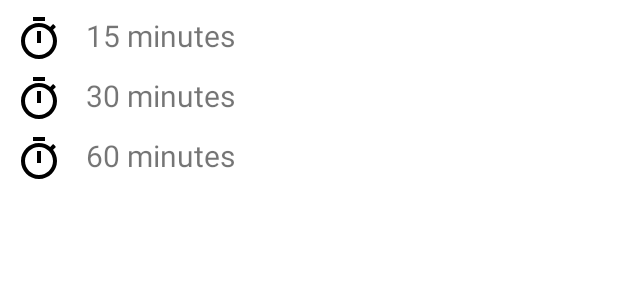
After one commit to TheSalimi/MusicPlayer, an Android app: the layout bottom_sheet_dialog.xml on its own in the app's theme, with its tools: preview values and no code run, on a phone screen of 412 x 824 dp. The commit adds this screen. Shown: the top 300 px of the screen. Run offline under Robolectric (Android 15) with nearby library versions, the phone set to English and light mode, and no system bars.

Commit message:
Bottom sheet dialog

```diff
--- a/app/src/main/java/com/example/musicplayer/PlayerActivity.kt
+++ b/app/src/main/java/com/example/musicplayer/PlayerActivity.kt
@@ -18,7 +18,9 @@ import androidx.core.app.ServiceCompat
 import androidx.core.content.ContextCompat
 import com.bumptech.glide.Glide
 import com.example.musicplayer.databinding.ActivityPlayerBinding
+import com.google.android.material.bottomsheet.BottomSheetDialog
 import kotlinx.android.synthetic.main.activity_player.*
+import kotlinx.android.synthetic.main.bottom_sheet_dialog.*
 
 class PlayerActivity : AppCompatActivity(), ServiceConnection, MediaPlayer.OnCompletionListener {
 
@@ -74,9 +76,13 @@ class PlayerActivity : AppCompatActivity(), ServiceConnection, MediaPlayer.OnCom
         equalizer.setOnClickListener {
             setEqualizer()
         }
+
+        timer.setOnClickListener {
+            showBottomSheetDialog()
+        }
     }
 
-    private fun setEqualizer(){
+    private fun setEqualizer() {
         try {
             val EqIntent = Intent(AudioEffect.ACTION_DISPLAY_AUDIO_EFFECT_CONTROL_PANEL)
             EqIntent.putExtra(
@@ -205,7 +211,24 @@ class PlayerActivity : AppCompatActivity(), ServiceConnection, MediaPlayer.OnCom
 
     override fun onActivityResult(requestCode: Int, resultCode: Int, data: Intent?) {
         super.onActivityResult(requestCode, resultCode, data)
-        if(requestCode ==13 || resultCode == RESULT_OK)
+        if (requestCode == 13 || resultCode == RESULT_OK)
             return
     }
+
+    private fun showBottomSheetDialog() {
+        val dialog = BottomSheetDialog(this)
+        dialog.setContentView(R.layout.bottom_sheet_dialog)
+        dialog.show()
+        dialog.min15.setOnClickListener {
+            Toast.makeText(this, "Music will stop after 15 minutes", Toast.LENGTH_SHORT).show()
+        }
+
+        dialog.min30.setOnClickListener {
+            Toast.makeText(this, "Music will stop after 30 minutes", Toast.LENGTH_SHORT).show()
+        }
+
+        dialog.min60.setOnClickListener {
+            Toast.makeText(this, "Music will stop after 60 minutes", Toast.LENGTH_SHORT).show()
+        }
+    }
 }
--- /dev/null
+++ b/app/src/main/res/layout/bottom_sheet_dialog.xml
@@ -0,0 +1,66 @@
+<?xml version="1.0" encoding="utf-8"?>
+<LinearLayout xmlns:android="http://schemas.android.com/apk/res/android"
+    android:orientation="vertical"
+    android:layout_width="match_parent"
+    android:layout_height="wrap_content"
+    android:layout_margin="10dp"
+    >
+
+    <LinearLayout
+        android:id="@+id/min15"
+        android:layout_width="match_parent"
+        android:layout_height="wrap_content"
+        android:orientation="horizontal"
+        android:layout_marginBottom="8dp">
+
+        <ImageView
+            android:layout_width="wrap_content"
+            android:layout_height="wrap_content"
+            android:src="@drawable/ic_timer"/>
+
+        <TextView
+            android:layout_width="wrap_content"
+            android:layout_height="wrap_content"
+            android:text="15 minutes"
+            android:textSize="20sp"
+            android:layout_marginStart="15dp"/>
+    </LinearLayout>
+
+    <LinearLayout
+        android:id="@+id/min30"
+        android:layout_width="match_parent"
+        android:layout_height="wrap_content"
+        android:orientation="horizontal"
+        android:layout_marginBottom="8dp">
+        <ImageView
+            android:layout_width="wrap_content"
+            android:layout_height="wrap_content"
+            android:src="@drawable/ic_timer"/>
+
+        <TextView
+            android:layout_width="wrap_content"
+            android:layout_height="wrap_content"
+            android:text="30 minutes"
+            android:textSize="20sp"
+            android:layout_marginStart="15dp"/>
+    </LinearLayout>
+
+    <LinearLayout
+        android:id="@+id/min60"
+        android:layout_width="match_parent"
+        android:layout_height="wrap_content"
+        android:orientation="horizontal">
+        <ImageView
+            android:layout_width="wrap_content"
+            android:layout_height="wrap_content"
+            android:src="@drawable/ic_timer"/>
+
+        <TextView
+            android:layout_width="wrap_content"
+            android:layout_height="wrap_content"
+            android:text="60 minutes"
+            android:textSize="20sp"
+            android:layout_marginStart="15dp"/>
+    </LinearLayout>
+
+</LinearLayout>
```
